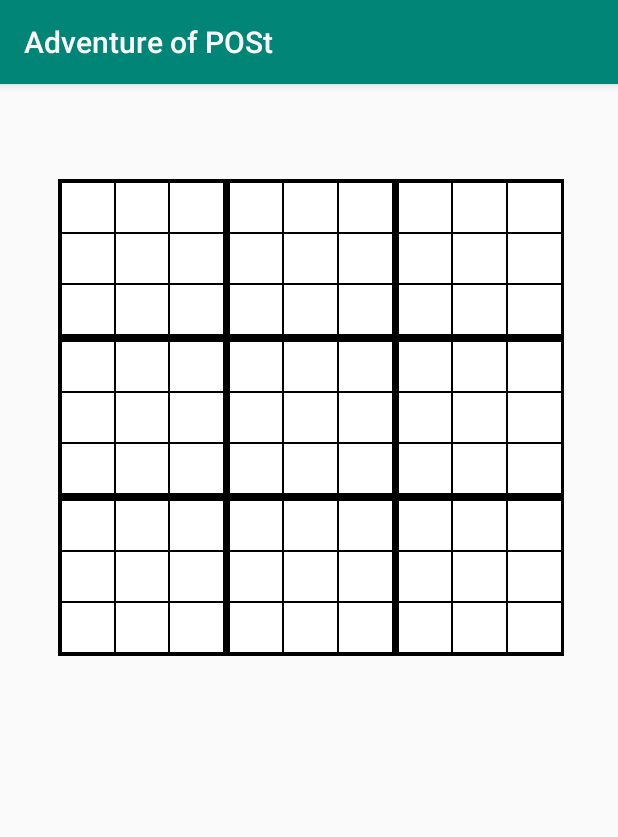
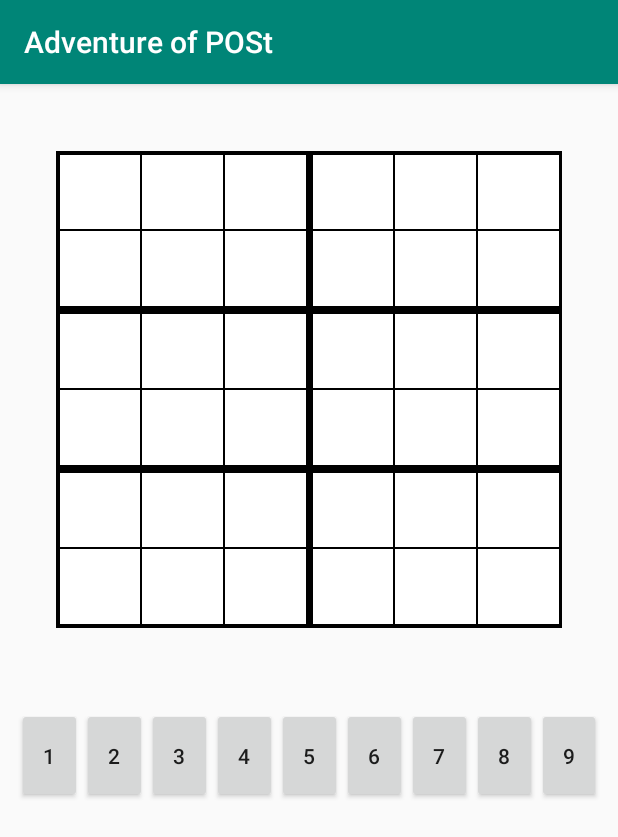
Before and after one commit to 321iakez/AdventureOfPost, an Android app: the SudokuActivity screen opened directly, with no data from a screen before it, on a phone screen of 412 x 824 dp. Shown: the top 837 px of the screen. Run offline under Robolectric (Android 15) with nearby library versions, the phone set to English and light mode, and no system bars.

Commit message:
added button selectors

```diff
--- a/phase1/AdventureOfPost/app/src/main/java/com/group0562/adventureofpost/sudoku/views/BoardComp.java
+++ /dev/null
@@ -1,50 +0,0 @@
-package com.group0562.adventureofpost.sudoku.views;
-
-import android.content.Context;
-import android.graphics.Color;
-import android.util.AttributeSet;
-import android.widget.Button;
-import android.widget.FrameLayout;
-import android.widget.GridLayout;
-
-import com.group0562.adventureofpost.R;
-import com.group0562.adventureofpost.sudoku.Cell;
-
-public class BoardComp extends GridLayout {
-
-    private final int BOARD_SIZE = 6;
-    private Button[][] cells = new Button[BOARD_SIZE][BOARD_SIZE];
-
-    public BoardComp(Context context) {
-        super(context);
-    }
-
-    public BoardComp(Context context, AttributeSet attrs) {
-        super(context, attrs);
-    }
-
-    public BoardComp(Context context, AttributeSet attrs, int defStyleAttr) {
-        super(context, attrs, defStyleAttr);
-    }
-
-    private void initBoardView(Context context) {
-        setColumnCount(BOARD_SIZE);
-
-        // Set overall grid layout
-        FrameLayout.LayoutParams params = new FrameLayout.LayoutParams(-1, -1);
-        params.setMargins(1, 1, 1, 1);
-
-        // Put tiles to the grid and assign each tile to a button
-        for (int row = 0; row < BOARD_SIZE; row++) {
-            for (int col = 0; col < BOARD_SIZE; col++) {
-                Button button = new Button(getContext());
-                button.setBackgroundColor(Color.RED);
-                button.setBackgroundResource(R.drawable.blank);
-                cells[row][col] = button;
-                FrameLayout frameLayout = new FrameLayout(getContext());
-                addView(frameLayout, 108, 108);
-
-            }
-        }
-    }
-}
--- a/phase1/AdventureOfPost/app/src/main/java/com/group0562/adventureofpost/sudoku/views/SudokuActivity.java
+++ b/phase1/AdventureOfPost/app/src/main/java/com/group0562/adventureofpost/sudoku/views/SudokuActivity.java
@@ -9,8 +9,6 @@ import android.widget.TextView;
 import com.group0562.adventureofpost.R;
 
 public class SudokuActivity extends AppCompatActivity implements SudokuCellFragment.OnFragmentInteractionListener {
-
-    private BoardComp gameBoard;
 
     private TextView hintsLeft;
 
--- a/phase1/AdventureOfPost/app/src/main/java/com/group0562/adventureofpost/sudoku/views/SudokuCellFragment.java
+++ b/phase1/AdventureOfPost/app/src/main/java/com/group0562/adventureofpost/sudoku/views/SudokuCellFragment.java
@@ -21,6 +21,7 @@ import com.group0562.adventureofpost.R;
 public class SudokuCellFragment extends Fragment {
 
     private OnFragmentInteractionListener mListener;
+//    private int[][] cells =
 
     public SudokuCellFragment() {
         // Required empty public constructor
--- a/phase1/AdventureOfPost/app/src/main/res/layout/activity_sudoku.xml
+++ b/phase1/AdventureOfPost/app/src/main/res/layout/activity_sudoku.xml
@@ -7,15 +7,16 @@
     tools:context=".sudoku.views.SudokuActivity">
 
     <TableLayout
+        android:id="@+id/tableLayout"
         android:layout_width="337dp"
         android:layout_height="337dp"
-        android:layout_marginStart="28dp"
-        android:layout_marginEnd="36dp"
         app:layout_constraintBottom_toBottomOf="parent"
         app:layout_constraintEnd_toEndOf="parent"
+        app:layout_constraintHorizontal_bias="0.504"
         app:layout_constraintLeft_toLeftOf="parent"
+        app:layout_constraintStart_toStartOf="parent"
         app:layout_constraintTop_toTopOf="parent"
-        app:layout_constraintVertical_bias="0.147">
+        app:layout_constraintVertical_bias="0.103">
 
         <TableRow
             android:id="@+id/tableRow1"
@@ -37,14 +38,6 @@
                 android:layout_height="106dp"
                 android:layout_weight="1"
                 android:tag="1" />
-
-            <fragment
-                android:id="@+id/cellGroupFragment3"
-                android:name="com.group0562.adventureofpost.sudoku.views.SudokuCellFragment"
-                android:layout_width="92dp"
-                android:layout_height="106dp"
-                android:layout_weight="1"
-                android:tag="2" />
 
         </TableRow>
 
@@ -68,13 +61,6 @@
                 android:layout_weight="1"
                 android:tag="4" />
 
-            <fragment
-                android:id="@+id/cellGroupFragment6"
-                android:name="com.group0562.adventureofpost.sudoku.views.SudokuCellFragment"
-                android:layout_width="92dp"
-                android:layout_height="106dp"
-                android:layout_weight="1"
-                android:tag="5" />
         </TableRow>
 
         <TableRow
@@ -97,14 +83,85 @@
                 android:layout_weight="1"
                 android:tag="7" />
 
-            <fragment
-                android:id="@+id/cellGroupFragment9"
-                android:name="com.group0562.adventureofpost.sudoku.views.SudokuCellFragment"
-                android:layout_width="92dp"
-                android:layout_height="106dp"
-                android:layout_weight="1"
-                android:tag="8" />
         </TableRow>
 
     </TableLayout>
+
+    <LinearLayout
+        android:id="@+id/numPad1"
+        style="?android:buttonBarStyle"
+        android:layout_width="389dp"
+        android:layout_height="63dp"
+        android:layout_weight="1"
+        app:layout_constraintTop_toBottomOf="@id/tableLayout"
+        app:layout_constraintBottom_toBottomOf="parent"
+        app:layout_constraintEnd_toEndOf="parent"
+        app:layout_constraintStart_toStartOf="parent"
+        app:layout_constraintTop_toTopOf="parent"
+        app:layout_constraintVertical_bias="0.59">
+
+        <Button
+            android:id="@+id/num1"
+            android:layout_width="wrap_content"
+            android:layout_height="match_parent"
+            android:layout_weight="1"
+            android:text="@string/num1" />
+
+        <Button
+            android:id="@+id/num2"
+            android:layout_width="wrap_content"
+            android:layout_height="match_parent"
+            android:layout_weight="1"
+            android:text="@string/num2" />
+
+        <Button
+            android:id="@+id/num3"
+            android:layout_width="wrap_content"
+            android:layout_height="match_parent"
+            android:layout_weight="1"
+            android:text="@string/num3" />
+
+        <Button
+            android:id="@+id/num4"
+            android:layout_width="wrap_content"
+            android:layout_height="match_parent"
+            android:layout_weight="1"
+            android:text="@string/num4" />
+
+        <Button
+            android:id="@+id/num5"
+            android:layout_width="wrap_content"
+            android:layout_height="match_parent"
+            android:layout_weight="1"
+            android:text="@string/num5" />
+
+        <Button
+            android:id="@+id/num6"
+            android:layout_width="wrap_content"
+            android:layout_height="match_parent"
+            android:layout_weight="1"
+            android:text="@string/num6" />
+
+        <Button
+            android:id="@+id/num7"
+            android:layout_width="wrap_content"
+            android:layout_height="match_parent"
+            android:layout_weight="1"
+            android:text="@string/num7" />
+
+        <Button
+            android:id="@+id/num8"
+            android:layout_width="wrap_content"
+            android:layout_height="match_parent"
+            android:layout_weight="1"
+            android:text="@string/num8" />
+
+        <Button
+            android:id="@+id/num9"
+            android:layout_width="wrap_content"
+            android:layout_height="match_parent"
+            android:layout_weight="1"
+            android:text="@string/num9" />
+    </LinearLayout>
+
 </androidx.constraintlayout.widget.ConstraintLayout>
--- a/phase1/AdventureOfPost/app/src/main/res/layout/fragment_sudoku_cell.xml
+++ b/phase1/AdventureOfPost/app/src/main/res/layout/fragment_sudoku_cell.xml
@@ -61,51 +61,6 @@
         android:textAlignment="center">
 
         <TextView
-            android:id="@+id/textView4"
-            android:layout_width="wrap_content"
-            android:layout_height="match_parent"
-            android:layout_marginStart="2dp"
-            android:layout_weight="1"
-            android:background="@drawable/table_border_cell"
-            android:gravity="center"
-            android:minWidth="30dp"
-            android:tag="3"
-            android:text=""
-            android:textAlignment="center" />
-
-        <TextView
-            android:id="@+id/textView5"
-            android:layout_width="wrap_content"
-            android:layout_height="match_parent"
-            android:layout_weight="1"
-            android:background="@drawable/table_border_cell"
-            android:gravity="center"
-            android:minWidth="30dp"
-            android:tag="4"
-            android:text=""
-            android:textAlignment="center" />
-
-        <TextView
-            android:id="@+id/textView6"
-            android:layout_width="wrap_content"
-            android:layout_height="match_parent"
-            android:layout_marginEnd="1dp"
-            android:layout_weight="1"
-            android:background="@drawable/table_border_cell"
-            android:gravity="center"
-            android:minWidth="30dp"
-            android:tag="5"
-            android:text=""
-            android:textAlignment="center" />
-    </TableRow>
-
-    <TableRow
-        android:layout_width="match_parent"
-        android:layout_height="match_parent"
-        android:layout_weight="1"
-        android:textAlignment="center">
-
-        <TextView
             android:id="@+id/textView7"
             android:layout_width="wrap_content"
             android:layout_height="match_parent"
--- a/phase1/AdventureOfPost/app/src/main/res/values/strings.xml
+++ b/phase1/AdventureOfPost/app/src/main/res/values/strings.xml
@@ -40,4 +40,16 @@
     <string name="sc_shape_summary">Circle</string>
     <string name="sc_shape_key">scShapeKey</string>
 
+
+    <!-- Sudoku texts -->
+    <string name="num1">1</string>
+    <string name="num2">2</string>
+    <string name="num3">3</string>
+    <string name="num4">4</string>
+    <string name="num5">5</string>
+    <string name="num6">6</string>
+    <string name="num7">7</string>
+    <string name="num8">8</string>
+    <string name="num9">9</string>
+
 </resources>
```
